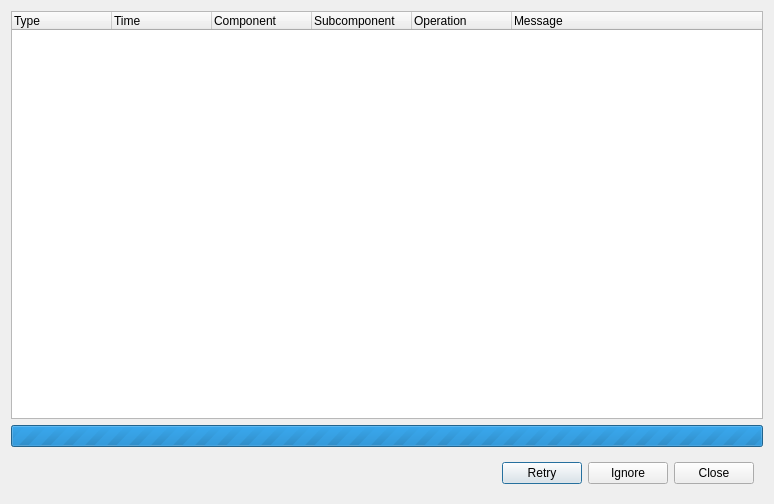
Qt form src/activatemoddialog.ui (kriana/SilVerPLuM) before a commit.
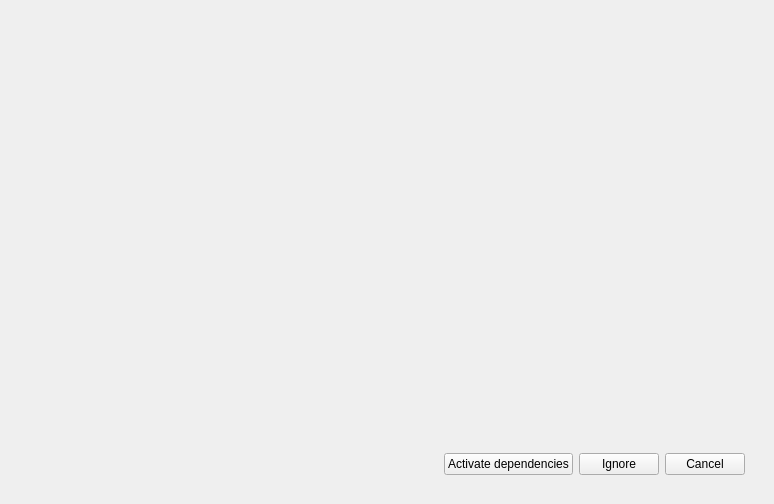
The same form after that commit. The open tabs and pages were chosen to show the change. Icons and pictures are not drawn.

Commit message: * More work for new dependency dialog

```diff
--- a/src/activatemoddialog.ui
+++ b/src/activatemoddialog.ui
@@ -16,6 +16,10 @@
   <property name="locale">
    <locale language="English" country="UnitedStates"/>
   </property>
+  <layout class="QGridLayout" name="gridLayout">
+   <item row="0" column="0">
+    <widget class="QStackedWidget" name="stackedWidget">
+     <widget class="QWidget" name="pageActivation">
   <layout class="QVBoxLayout" name="verticalLayout">
    <item>
     <widget class="QTreeWidget" name="progressLog">
@@ -109,7 +113,7 @@
       <item>
        <widget class="QPushButton" name="btnClose">
         <property name="text">
-         <string>Close</string>
+             <string>Cancel</string>
         </property>
         <property name="icon">
          <iconset theme="dialog-close"/>
@@ -117,6 +121,81 @@
        </widget>
       </item>
      </layout>
+        </widget>
+       </item>
+      </layout>
+     </widget>
+     <widget class="QWidget" name="pageDependencyInfo">
+      <layout class="QVBoxLayout" name="verticalLayout_2">
+       <item>
+        <widget class="QTextEdit" name="lblDependencyInfo">
+         <property name="styleSheet">
+          <string notr="true">QTextEdit {
+background-color: transparent;
+}</string>
+         </property>
+         <property name="frameShape">
+          <enum>QFrame::NoFrame</enum>
+         </property>
+         <property name="readOnly">
+          <bool>true</bool>
+         </property>
+        </widget>
+       </item>
+       <item>
+        <widget class="QWidget" name="widget" native="true">
+         <layout class="QHBoxLayout" name="horizontalLayout">
+          <item>
+           <spacer name="horizontalSpacer">
+            <property name="orientation">
+             <enum>Qt::Horizontal</enum>
+            </property>
+            <property name="sizeHint" stdset="0">
+             <size>
+              <width>376</width>
+              <height>20</height>
+             </size>
+            </property>
+           </spacer>
+          </item>
+          <item>
+           <widget class="QPushButton" name="btnDependencyActivateDependencies">
+            <property name="text">
+             <string>Activate dependencies</string>
+            </property>
+            <property name="icon">
+             <iconset theme="dialog-ok">
+              <normaloff>.</normaloff>.</iconset>
+            </property>
+           </widget>
+          </item>
+          <item>
+           <widget class="QPushButton" name="btnDependencyIgnore">
+            <property name="text">
+             <string>Ignore</string>
+            </property>
+            <property name="icon">
+             <iconset theme="dialog-cancel">
+              <normaloff>.</normaloff>.</iconset>
+            </property>
+           </widget>
+          </item>
+          <item>
+           <widget class="QPushButton" name="btnDependencyCancel">
+            <property name="text">
+             <string>Cancel</string>
+            </property>
+            <property name="icon">
+             <iconset theme="dialog-close">
+              <normaloff>.</normaloff>.</iconset>
+            </property>
+           </widget>
+          </item>
+         </layout>
+        </widget>
+       </item>
+      </layout>
+     </widget>
     </widget>
    </item>
   </layout>
```
Left out of the diff: 15 changed lines with no effect on the pictures. Lines whose indentation alone changed are shown as unchanged. The commit also changes 10 other files.
